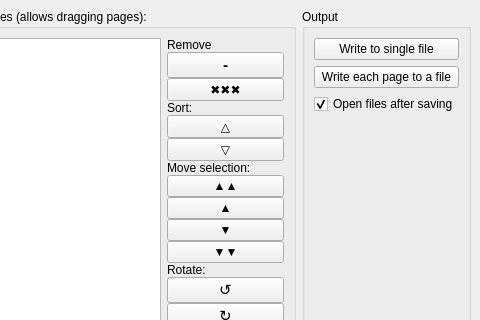
ronanpaixao/PyPDFTK, file wndmain.ui: the form before one commit; both pictures show x 453 to 933 and y 0 to 320 of the 933 by 740 pixel window.
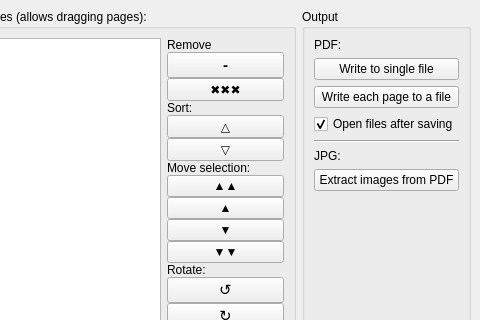
The form after the commit. Icons and pictures are not drawn. Custom widgets are drawn as their Qt base class.

Commit message: Enhance image extraction (now support for DCTDecode, JPXDecode and CCITTFaxDecode)

Diff of the .ui file:
```diff
--- a/wndmain.ui
+++ b/wndmain.ui
@@ -570,6 +570,13 @@
        <string>Output</string>
       </property>
       <layout class="QVBoxLayout" name="verticalLayout_3">
+       <item>
+        <widget class="QLabel" name="label_7">
+         <property name="text">
+          <string>PDF:</string>
+         </property>
+        </widget>
+       </item>
        <item>
         <widget class="QPushButton" name="btnWriteSingle">
          <property name="text">
@@ -594,6 +601,33 @@
          </property>
         </widget>
        </item>
+       <item>
+        <widget class="QFrame" name="frame">
+         <property name="frameShape">
+          <enum>QFrame::HLine</enum>
+         </property>
+         <property name="frameShadow">
+          <enum>QFrame::Sunken</enum>
+         </property>
+        </widget>
+       </item>
+       <item>
+        <widget class="QLabel" name="label_8">
+         <property name="text">
+          <string>JPG:</string>
+         </property>
+        </widget>
+       </item>
+       <item>
+        <widget class="QPushButton" name="btnExtractImages">
+         <property name="toolTip">
+          <string>This saves images from file with a selected prefix. The file extension is chosen according to the image format (PNG, JPG, JP2 or TIFF).</string>
+         </property>
+         <property name="text">
+          <string>Extract images from PDF</string>
+         </property>
+        </widget>
+       </item>
        <item>
         <spacer name="verticalSpacer">
          <property name="orientation">
```
The commit also changes 2 other files.
